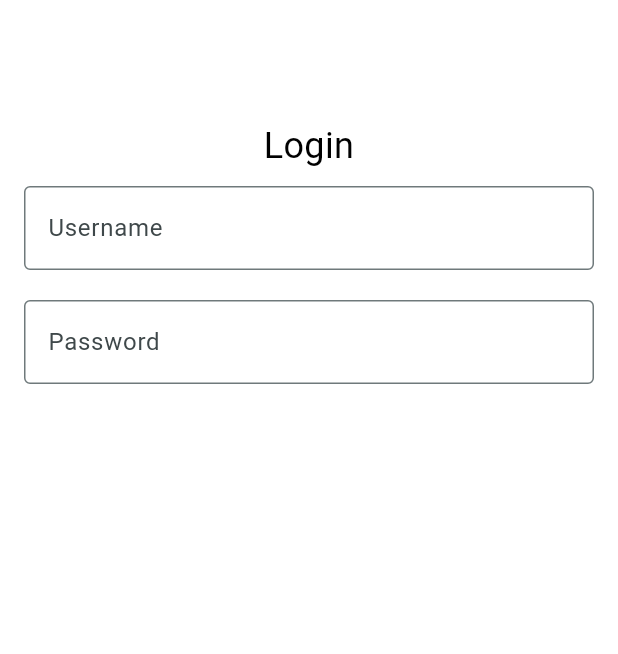
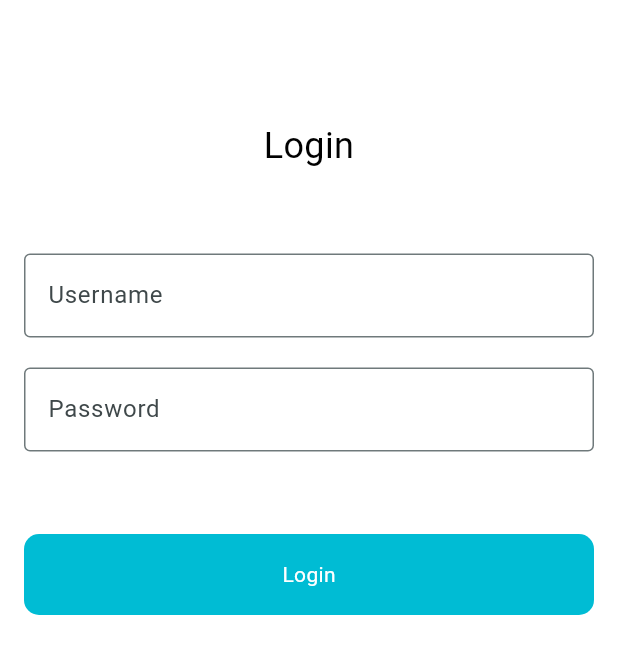
Before and after one commit to dinsarendev/post_mobile_application, a Flutter app: the screen it shows after launch, on a phone screen of 412 x 824 dp. Shown: the top 654 px of the screen. Run offline on Flutter 3.47's test engine with Material 3 defaults, Android fonts, the phone set to English and light mode, and no system bars; our stand-ins replace get, get_storage.

Commit message:
feat: Project Structure - Login Screen - Login call to APIs - Save Token to Local

```diff
--- /dev/null
+++ b/lib/binding/initail_binding.dart
@@ -0,0 +1,12 @@
+import 'package:get/get.dart';
+import 'package:post_mobile_application/core/api/api_service.dart';
+import 'package:post_mobile_application/core/api/api_service_impl.dart';
+
+class InitialBinding extends Bindings{
+  @override
+  void dependencies() {
+    // TODO: implement dependencies
+    Get.lazyPut<ApiService>(()=> ApiServiceImpl());
+  }
+
+}
--- /dev/null
+++ b/lib/constants/url_constant.dart
@@ -0,0 +1,6 @@
+class UrlConstants {
+  UrlConstants._();
+  static const String baseUrl = "http://localhost:30033";
+  static const String loginPath = "$baseUrl/api/oauth/token";
+  static const String refreshTokenPath = "$baseUrl/api/oauth/refresh";
+}
--- /dev/null
+++ b/lib/core/api/api_service.dart
@@ -0,0 +1,6 @@
+import 'package:post_mobile_application/core/models/auth/login/LoginRequest.dart';
+import 'package:post_mobile_application/core/models/auth/login/LoginResponse.dart';
+
+abstract class ApiService {
+  Future<LoginResponse> login(LoginRequest req);
+}
--- /dev/null
+++ b/lib/core/models/auth/login/LoginRequest.dart
@@ -0,0 +1,20 @@
+class LoginRequest {
+  LoginRequest({
+      this.phoneNumber,
+      this.password,});
+
+  LoginRequest.fromJson(dynamic json) {
+    phoneNumber = json['phoneNumber'];
+    password = json['password'];
+  }
+  String? phoneNumber;
+  String? password;
+
+  Map<String, dynamic> toJson() {
+    final map = <String, dynamic>{};
+    map['phoneNumber'] = phoneNumber;
+    map['password'] = password;
+    return map;
+  }
+
+}
--- a/lib/main.dart
+++ b/lib/main.dart
@@ -1,6 +1,7 @@
 import 'package:flutter/material.dart';
 import 'package:get/get_navigation/src/root/get_material_app.dart';
 import 'package:get_storage/get_storage.dart';
+import 'package:post_mobile_application/binding/initail_binding.dart';
 import 'package:post_mobile_application/routes/app_route_name.dart';
 import 'package:post_mobile_application/routes/app_routes.dart';
 
@@ -14,6 +15,7 @@ class MyApp extends StatelessWidget {
   @override
   Widget build(BuildContext context) {
     return GetMaterialApp(
+      initialBinding: InitialBinding(),
       debugShowCheckedModeBanner: false,
       initialRoute: AppRouteName.splash,
       getPages: AppRoutes.getAllRoutes(),
--- a/lib/modules/auth/login/binding/login_binding.dart
+++ b/lib/modules/auth/login/binding/login_binding.dart
@@ -5,7 +5,7 @@ class LoginBinding extends Bindings{
   @override
   void dependencies() {
     // TODO: implement dependencies
-    Get.lazyPut(()=> LoginController());
+    Get.lazyPut(()=> LoginController(apiService: Get.find()));
   }
 
 }
--- a/lib/modules/auth/login/controller/login_controller.dart
+++ b/lib/modules/auth/login/controller/login_controller.dart
@@ -1,5 +1,45 @@
+import 'package:flutter/cupertino.dart';
 import 'package:get/get.dart';
+import 'package:post_mobile_application/core/api/api_service.dart';
+import 'package:post_mobile_application/core/data/local/access_token_storage.dart';
+import 'package:post_mobile_application/core/models/auth/login/LoginRequest.dart';
+import 'package:post_mobile_application/routes/app_route_name.dart';
 
 class LoginController extends GetxController{
+  final ApiService apiService;
+  LoginController({required this.apiService});
 
+  var usernameController = TextEditingController().obs;
+  var passwordController = TextEditingController().obs;
+  var loading = false.obs;
+
+
+  onLogin() async {
+    var username = usernameController.value.text.trim();
+    var password = passwordController.value.text.trim();
+    if(username.isEmpty){
+      Get.snackbar("Error", "Please enter your username");
+      return;
+    }
+    if(password.isEmpty){
+      Get.snackbar("Error", "Please enter your password");
+      return;
+    }
+    loading.value = true;
+    var response = await apiService.login(
+      LoginRequest(
+        phoneNumber: username,
+        password: password
+      )
+    );
+    loading.value = false;
+    if(response.accessToken != null) {
+      AccessTokenStorage.setAccessToken(response.accessToken??"");
+      AccessTokenStorage.setRefreshToken(response.refreshToken??"");
+      Get.snackbar("Success", "Login Successfully");
+      Get.offNamed(AppRouteName.home);
+    }else{
+      Get.snackbar("Success", "Your username and passowrd incorrect");
+    }
+  }
 }
--- a/lib/modules/auth/login/view/login_view.dart
+++ b/lib/modules/auth/login/view/login_view.dart
@@ -1,55 +1,56 @@
 import 'package:flutter/material.dart';
 import 'package:get/get.dart';
+import 'package:post_mobile_application/modules/auth/login/controller/login_controller.dart';
+import 'package:post_mobile_application/widgets/button_custom_widget.dart';
+import 'package:post_mobile_application/widgets/input_form_custom.dart';
 
-class LoginView extends GetView<LoginView> {
+import '../../../../widgets/header_title_custom_widget.dart';
+
+class LoginView extends GetView<LoginController> {
   const LoginView({super.key});
 
   @override
   Widget build(BuildContext context) {
+    return Obx((){
       return Scaffold(
         backgroundColor: Colors.white,
         body: Container(
           padding: EdgeInsets.symmetric(vertical: 35, horizontal: 16),
           child: Column(
             children: [
-            Container(
-              width: double.infinity,
-              padding: EdgeInsets.only(top: 45),
-              child: Text(
-                textAlign: TextAlign.center,
-                "Login",
-                style: TextStyle(color: Colors.black, fontSize: 24),
+              SizedBox(
+                height: 45,
               ),
+              HeaderTitleCustomWidget(
+                title: "Login",
               ),
-            Container(
-              padding: EdgeInsets.symmetric(vertical: 10),
-              child: TextField(
-                decoration: InputDecoration(
-                  border: OutlineInputBorder(
-                    borderSide: BorderSide(width: 2, color: Colors.cyan),
+              SizedBox(
+                height: 45,
               ),
+              InputFormCustom(
+                controller: controller.usernameController.value,
+                labelText: "Username",
                 hintText: "Username",
-                  labelText: "Username",
-                  focusedBorder: OutlineInputBorder(
-                    borderSide: BorderSide(width: 2, color: Colors.cyan),
               ),
+              InputFormCustom(
+                controller: controller.passwordController.value,
+                labelText: "Password",
+                hintText: "Password",
               ),
+              SizedBox(
+                height: 45,
               ),
-            ),
-            Container(
-              padding: EdgeInsets.symmetric(vertical: 10),
-              child: TextField(
-                decoration: InputDecoration(
-                  focusedBorder: OutlineInputBorder(),
-                  border: OutlineInputBorder(),
-                  hintText: "Password",
-                  labelText: "Password",
-                ),
-              ),
-            ),
+              ButtonCustomWidget(
+                onClick: (){
+                  controller.onLogin();
+                },
+                loading: controller.loading.value,
+                title: "Login",
+              )
             ],
           ),
         ),
       );
+    });
   }
 }
--- /dev/null
+++ b/lib/widgets/button_custom_widget.dart
@@ -0,0 +1,35 @@
+import 'package:flutter/material.dart';
+
+class ButtonCustomWidget extends StatelessWidget {
+  Color? backgroundColor;
+  String? title;
+  VoidCallback? onClick;
+  bool? loading;
+  ButtonCustomWidget({
+    super.key,
+    this.backgroundColor,
+    this.title,
+    this.onClick,
+    this.loading = false,
+  });
+
+  @override
+  Widget build(BuildContext context) {
+    return GestureDetector(
+      onTap: onClick,
+      child: Container(
+        decoration: BoxDecoration(
+          color: backgroundColor ?? Colors.cyan,
+          borderRadius: BorderRadius.all(Radius.circular(10)),
+        ),
+        padding: EdgeInsets.symmetric(horizontal: 16, vertical: 17),
+        child: Center(
+          child: loading==true ? CircularProgressIndicator(
+            color: Colors.white,
+          ) :
+          Text(title ?? "", style: TextStyle(color: Colors.white)),
+        ),
+      ),
+    );
+  }
+}
--- /dev/null
+++ b/lib/widgets/header_title_custom_widget.dart
@@ -0,0 +1,18 @@
+import 'package:flutter/material.dart';
+
+class HeaderTitleCustomWidget extends StatelessWidget {
+  String? title;
+  HeaderTitleCustomWidget({super.key, this.title});
+
+  @override
+  Widget build(BuildContext context) {
+    return  SizedBox(
+      width: double.infinity,
+      child: Text(
+        textAlign: TextAlign.center,
+        title??"",
+        style: TextStyle(color: Colors.black, fontSize: 24),
+      ),
+    );
+  }
+}
--- /dev/null
+++ b/lib/widgets/input_form_custom.dart
@@ -0,0 +1,27 @@
+import 'package:flutter/material.dart';
+
+class InputFormCustom extends StatelessWidget {
+  String? hintText, labelText;
+  TextEditingController? controller;
+  InputFormCustom({super.key, this.hintText, this.labelText, this.controller});
+
+  @override
+  Widget build(BuildContext context) {
+    return Container(
+      padding: EdgeInsets.symmetric(vertical: 10),
+      child: TextField(
+        controller: controller,
+        decoration: InputDecoration(
+          border: OutlineInputBorder(
+            borderSide: BorderSide(width: 2, color: Colors.cyan),
+          ),
+          hintText: hintText ?? "",
+          labelText: labelText ?? "",
+          focusedBorder: OutlineInputBorder(
+            borderSide: BorderSide(width: 2, color: Colors.cyan),
+          ),
+        ),
+      ),
+    );
+  }
+}
```
Also changed, not shown: lib/core/api/api_service_impl.dart (added, +29 -0 lines), lib/core/models/auth/login/LoginResponse.dart (added, +36 -0 lines), lib/core/models/auth/login/Roles.dart (added, +36 -0 lines), lib/core/models/auth/login/User.dart (added, +81 -0 lines). Lines whose indentation alone changed are shown as unchanged.
